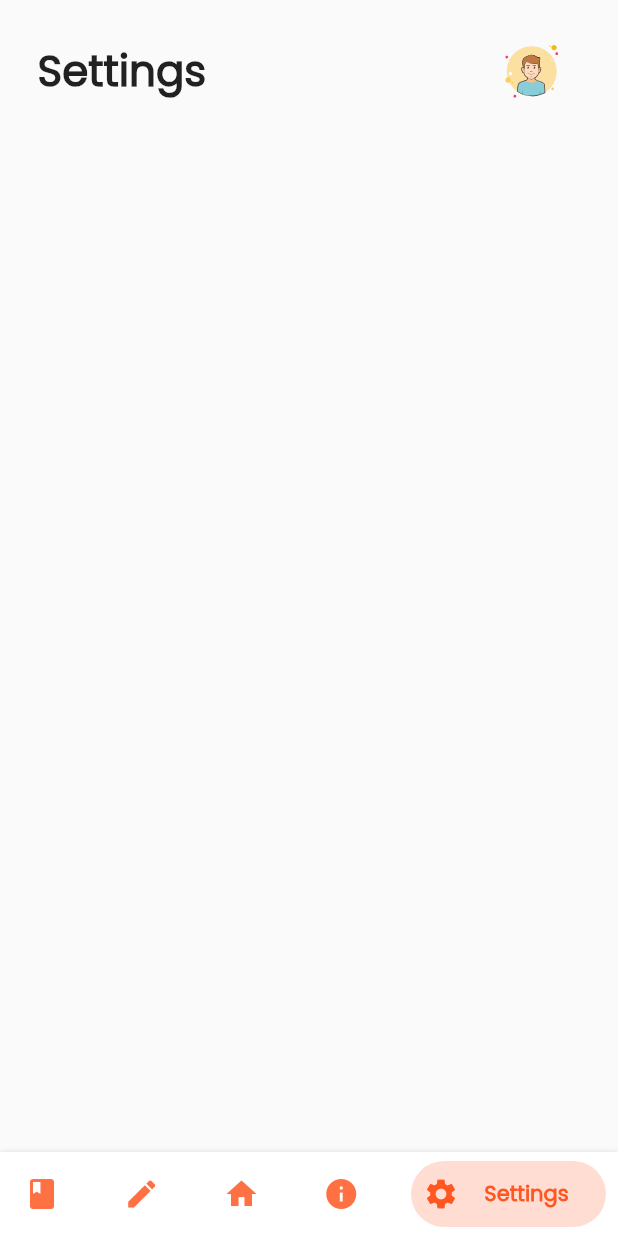
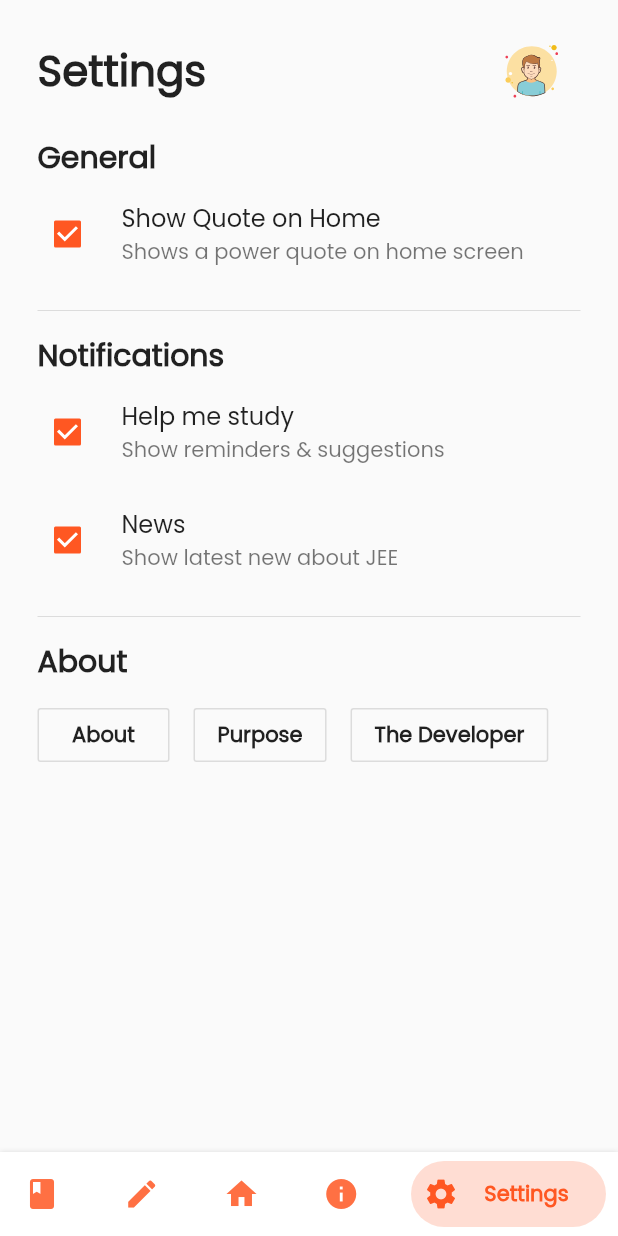
Before and after one commit to yogesh-aggarwal/ittjeenotes, a Flutter app: the screen it shows after launch, swiped to page 5, on a phone screen of 412 x 824 dp. Run offline on Flutter 3.47's test engine with Material 2 defaults, Android fonts, the phone set to English and light mode, and no system bars; drawn by our look-alikes of bottom_navy_bar; our stand-ins replace flutter_svg; network calls fail.

Commit message:
Added basic setting UI

```diff
--- a/ittjeenotes/lib/Activities/Notes/Card.dart
+++ b/ittjeenotes/lib/Activities/Notes/Card.dart
@@ -19,7 +19,7 @@ class SubjectCard extends StatelessWidget {
     return Container(
       width: MediaQuery.of(context).size.width,
       padding: EdgeInsets.symmetric(vertical: 20, horizontal: 25),
-      margin: EdgeInsets.symmetric(vertical: 15, horizontal: 5),
+      margin: EdgeInsets.symmetric(vertical: 15, horizontal: 0),
       decoration: BoxDecoration(
         color: Colors.white,
         borderRadius: BorderRadius.circular(20),
--- a/ittjeenotes/lib/Activities/Settings/Activity.dart
+++ b/ittjeenotes/lib/Activities/Settings/Activity.dart
@@ -1,5 +1,14 @@
 import "package:flutter/material.dart";
 import 'package:flutter_svg/flutter_svg.dart';
+
+class HorizontalSpacer extends StatelessWidget {
+  @override
+  Widget build(BuildContext context) {
+    return Container(
+      margin: EdgeInsets.symmetric(horizontal: 8),
+    );
+  }
+}
 
 class SettingsActivity extends StatelessWidget {
   @override
@@ -35,6 +44,79 @@ class SettingsActivity extends StatelessWidget {
               ],
             ),
           ),
+          Container(margin: EdgeInsets.symmetric(vertical: 5)),
+          Text(
+            "General",
+            style: TextStyle(fontSize: 20, fontWeight: FontWeight.bold),
+          ),
+          CheckboxListTile(
+            value: true,
+            onChanged: (bool value) {},
+            title: Text("Show Quote on Home"),
+            controlAffinity: ListTileControlAffinity.leading,
+            contentPadding: EdgeInsets.all(0),
+            subtitle: Text("Shows a power quote on home screen"),
+          ),
+          Divider(
+            height: 30,
+          ),
+          Text(
+            "Notifications",
+            style: TextStyle(fontSize: 20, fontWeight: FontWeight.bold),
+          ),
+          CheckboxListTile(
+            value: true,
+            onChanged: (bool value) {},
+            title: Text("Help me study"),
+            controlAffinity: ListTileControlAffinity.leading,
+            contentPadding: EdgeInsets.all(0),
+            subtitle: Text("Show reminders & suggestions"),
+          ),
+          CheckboxListTile(
+            value: true,
+            onChanged: (bool value) {},
+            title: Text("News"),
+            controlAffinity: ListTileControlAffinity.leading,
+            contentPadding: EdgeInsets.all(0),
+            subtitle: Text("Show latest new about JEE"),
+          ),
+          Divider(
+            height: 30,
+          ),
+          Text(
+            "About",
+            style: TextStyle(fontSize: 20, fontWeight: FontWeight.bold),
+          ),
+          Container(
+            margin: EdgeInsets.only(top: 10),
+            child: Row(
+              children: [
+                OutlineButton(
+                  child: Text(
+                    "About",
+                    style: TextStyle(fontWeight: FontWeight.bold),
+                  ),
+                  onPressed: () {},
+                ),
+                HorizontalSpacer(),
+                OutlineButton(
+                  child: Text(
+                    "Purpose",
+                    style: TextStyle(fontWeight: FontWeight.bold),
+                  ),
+                  onPressed: () {},
+                ),
+                HorizontalSpacer(),
+                OutlineButton(
+                  child: Text(
+                    "The Developer",
+                    style: TextStyle(fontWeight: FontWeight.bold),
+                  ),
+                  onPressed: () {},
+                )
+              ],
+            ),
+          )
         ],
       ),
     );
--- a/ittjeenotes/lib/main.dart
+++ b/ittjeenotes/lib/main.dart
@@ -32,8 +32,8 @@ class Main extends StatefulWidget {
 }
 
 class _MainState extends State<Main> {
-  int _currentPageIndex = 0;
-  PageController _pageController = PageController(initialPage: 0);
+  int _currentPageIndex = 4;
+  PageController _pageController = PageController(initialPage: 4);
 
   @override
   Widget build(BuildContext context) {
```
